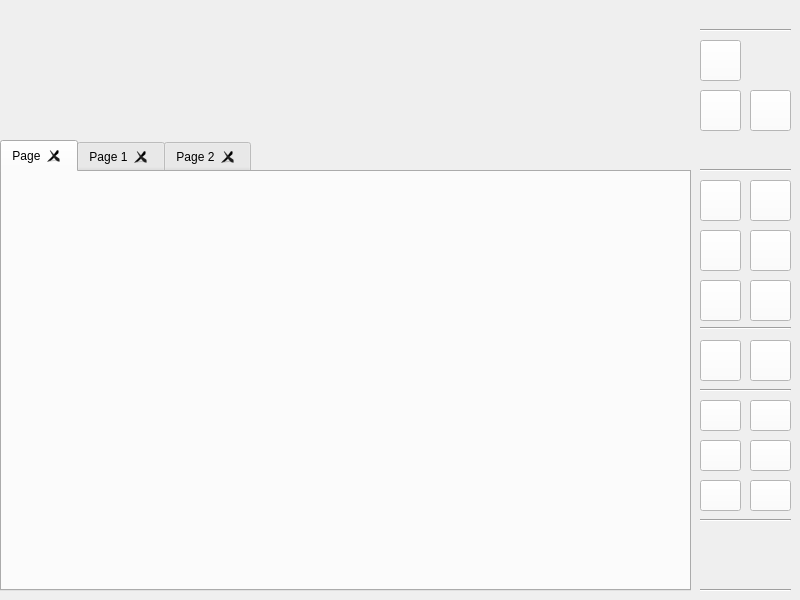
ElliotHarding/Logic-Gate-Simulator, file Update/Logic_Gate_Simulator/dlg_home.ui: the form before one commit.
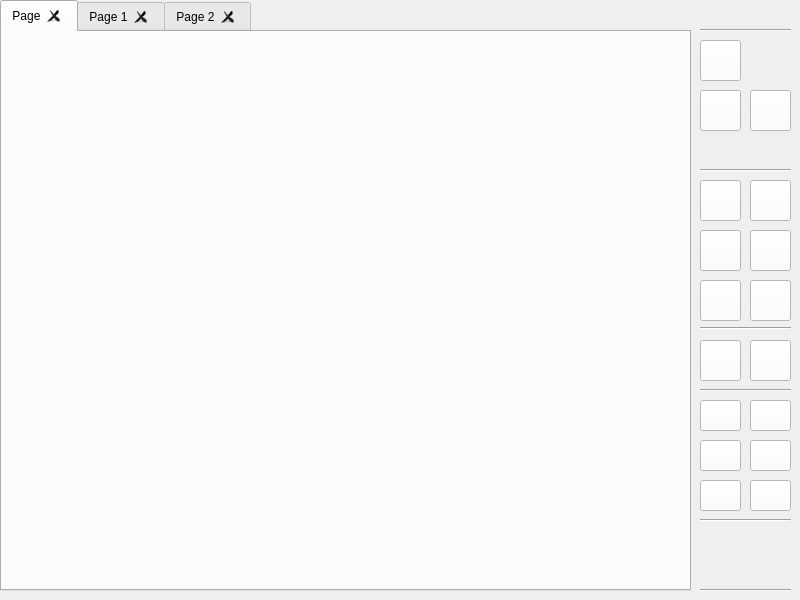
The form after the commit. Icons and pictures are not drawn.

Commit message: Correctly positionsed simple slider

```diff
--- a/Update/Logic_Gate_Simulator/dlg_home.ui
+++ b/Update/Logic_Gate_Simulator/dlg_home.ui
@@ -18,9 +18,9 @@
     <property name="geometry">
      <rect>
       <x>0</x>
-      <y>140</y>
+      <y>0</y>
       <width>691</width>
-      <height>451</height>
+      <height>591</height>
      </rect>
     </property>
     <property name="currentIndex">
```
The commit also changes 3 other files.
